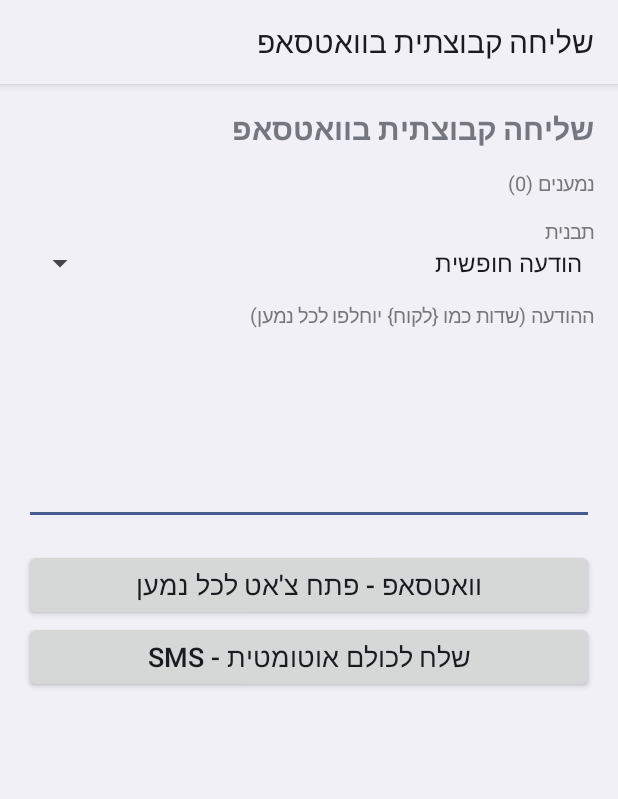
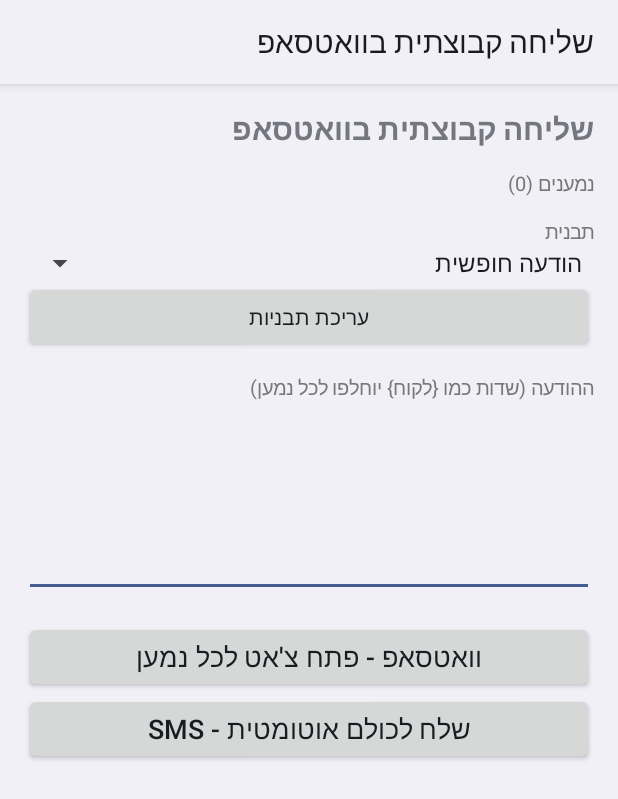
Before and after one commit to rondorit/contacts, an Android app: the GroupSendActivity screen opened directly, with no data from a screen before it, on a phone screen of 412 x 824 dp. Shown: the top 799 px of the screen. Run offline under Robolectric (Android 15) with nearby library versions, the phone set to English and light mode, and no system bars.

Commit message:
Templates, providers and categories buttons on main screen; edit templates from group send
Co-Authored-By: Claude Opus 5.5 <noreply@anthropic.com>
Claude-Session: https://claude.ai/code/session_019qfyini3yDXK1uGFbq6jxC

```diff
--- a/ClientCallerID/app/build.gradle
+++ b/ClientCallerID/app/build.gradle
@@ -10,8 +10,8 @@ android {
         applicationId 'com.clientcaller.app'
         minSdk 26
         targetSdk 34
-        versionCode 25
-        versionName '2.22'
+        versionCode 26
+        versionName '2.23'
     }
 
     // Fixed signing key so new versions install over old ones (your imported data is kept).
--- a/ClientCallerID/app/src/main/java/com/clientcaller/app/GroupSendActivity.java
+++ b/ClientCallerID/app/src/main/java/com/clientcaller/app/GroupSendActivity.java
@@ -35,6 +35,7 @@ public class GroupSendActivity extends Activity {
     private final List<Integer> queue = new ArrayList<>();
     private List<Templates.Tpl> tpls;
     private EditText message;
+    private Spinner tplSpinner;
     private TextView progress;
     private Button next;
     private int pos = -1;
@@ -80,6 +81,12 @@ public class GroupSendActivity extends Activity {
         a.setDropDownViewResource(android.R.layout.simple_spinner_dropdown_item);
         sp.setAdapter(a);
         box.addView(sp);
+        Button editTpl = new Button(this);
+        editTpl.setAllCaps(false);
+        editTpl.setText("\u05E2\u05E8\u05D9\u05DB\u05EA \u05EA\u05D1\u05E0\u05D9\u05D5\u05EA");
+        editTpl.setOnClickListener(v -> startActivity(new Intent(this, TemplatesActivity.class)));
+        box.addView(editTpl);
+        tplSpinner = sp;
 
         label(box, "\u05D4\u05D4\u05D5\u05D3\u05E2\u05D4 (\u05E9\u05D3\u05D5\u05EA \u05DB\u05DE\u05D5 {\u05DC\u05E7\u05D5\u05D7} \u05D9\u05D5\u05D7\u05DC\u05E4\u05D5 \u05DC\u05DB\u05DC \u05E0\u05DE\u05E2\u05DF)");
         message = new EditText(this);
@@ -243,7 +250,29 @@ public class GroupSendActivity extends Activity {
     @Override
     protected void onResume() {
         super.onResume();
+        reloadTemplates();
         showProgress();
+    }
+
+    /** After editing templates, refresh the list (keeps the current selection by name). */
+    private void reloadTemplates() {
+        if (tplSpinner == null) return;
+        int sel = tplSpinner.getSelectedItemPosition();
+        String selName = sel > 0 && sel <= tpls.size() ? tpls.get(sel - 1).name : "";
+        tpls = Templates.list(this);
+        List<String> names = new ArrayList<>();
+        names.add("\u05D4\u05D5\u05D3\u05E2\u05D4 \u05D7\u05D5\u05E4\u05E9\u05D9\u05EA");
+        int newSel = 0;
+        for (int i = 0; i < tpls.size(); i++) {
+            names.add(tpls.get(i).name);
+            if (tpls.get(i).name.equals(selName)) newSel = i + 1;
+        }
+        ArrayAdapter<String> a = new ArrayAdapter<>(this, android.R.layout.simple_spinner_item, names);
+        a.setDropDownViewResource(android.R.layout.simple_spinner_dropdown_item);
+        String keep = message.getText().toString();
+        tplSpinner.setAdapter(a);
+        tplSpinner.setSelection(newSel, false);
+        if (newSel > 0) message.setText(tpls.get(newSel - 1).body); else message.setText(keep);
     }
 
     private void showProgress() {
```
Also changed, not shown: ClientCallerID/app/src/main/java/com/clientcaller/app/MainActivity.java (+14 -0 lines).
